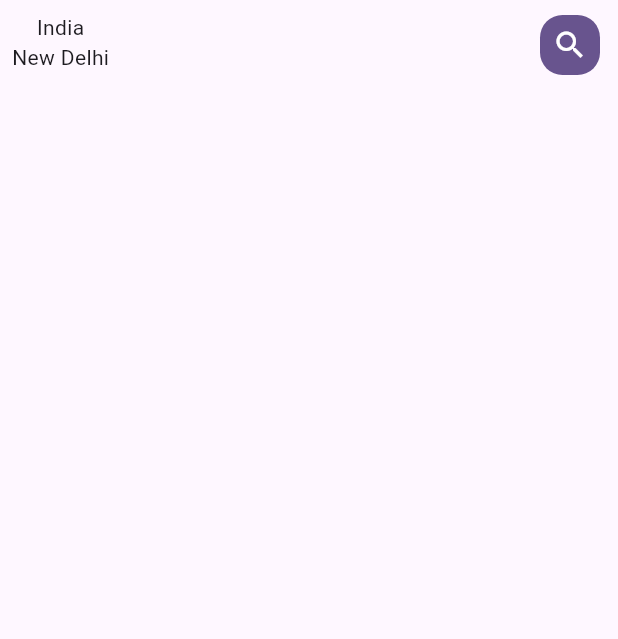
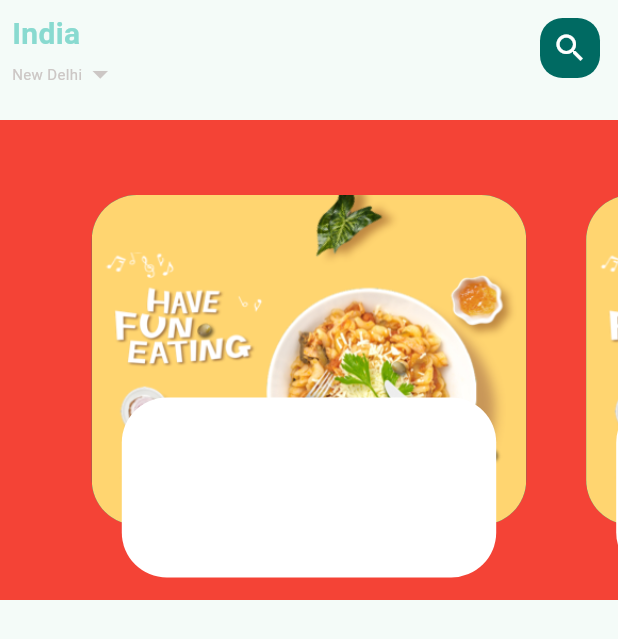
Before and after one commit to Tushar-chadha/food, a Flutter app: the screen it shows after launch, on a phone screen of 412 x 824 dp. Shown: the top 639 px of the screen. Run offline on Flutter 3.47's test engine with Material 2 defaults, Android fonts, the phone set to English and light mode, and no system bars.

Commit message:
added new files

```diff
--- /dev/null
+++ b/lib/home/foodPageBody.dart
@@ -0,0 +1,57 @@
+import 'package:flutter/cupertino.dart';
+import 'package:flutter/material.dart';
+
+// ignore: camel_case_types
+class foodPageBody extends StatefulWidget {
+  const foodPageBody({super.key});
+
+  @override
+  State<foodPageBody> createState() => _foodPageBodyState();
+}
+
+// ignore: camel_case_types
+class _foodPageBodyState extends State<foodPageBody> {
+  PageController pageCon = PageController(viewportFraction: 0.8);
+  @override
+  Widget build(BuildContext context) {
+    return Container(
+      color: Colors.red,
+      height: 320,
+      child: PageView.builder(
+        controller: pageCon,
+        itemCount: 5,
+        itemBuilder: (BuildContext context, int index) {
+          return _buildPageItem(index);
+        },
+      ),
+    );
+  }
+}
+
+Widget _buildPageItem(int index) {
+  return Stack(
+    alignment: Alignment.center,
+    children: [
+      Container(
+        height: 220,
+        margin: const EdgeInsets.only(left: 20, right: 20),
+        decoration: BoxDecoration(
+            image: const DecorationImage(
+              image: AssetImage("assets/image/food0.png"),
+              fit: BoxFit.cover,
+            ),
+            color: Colors.teal,
+            borderRadius: BorderRadius.circular(30)),
+      ),
+      Align(
+        alignment: Alignment.bottomCenter,
+        child: Container(
+          height: 120,
+          margin: const EdgeInsets.only(left: 40, right: 40, bottom: 15),
+          decoration: BoxDecoration(
+              color: Colors.white, borderRadius: BorderRadius.circular(30)),
+        ),
+      ),
+    ],
+  );
+}
--- /dev/null
+++ b/lib/home/homepage.dart
@@ -0,0 +1,66 @@
+import 'package:flutter/material.dart';
+import 'package:foody/home/foodPageBody.dart';
+import 'package:foody/utils/colors.dart';
+import 'package:foody/widgets/bigtext.dart';
+import 'package:foody/widgets/smallText.dart';
+
+class MyHomePage extends StatefulWidget {
+  @override
+  State<MyHomePage> createState() => _MyHomePageState();
+}
+
+class _MyHomePageState extends State<MyHomePage> {
+  @override
+  Widget build(BuildContext context) {
+    return Scaffold(
+      body: Column(
+        children: [
+          SizedBox(
+              height: 80,
+              child: Padding(
+                padding: const EdgeInsets.all(8.0),
+                child: Row(
+                  mainAxisAlignment: MainAxisAlignment.spaceBetween,
+                  crossAxisAlignment: CrossAxisAlignment.start,
+                  children: [
+                    const Column(
+                      crossAxisAlignment: CrossAxisAlignment.start,
+                      children: [
+                        BigText(
+                            fo: FontWeight.bold,
+                            text: 'India',
+                            size: 20,
+                            color: AppColors.mainColor),
+                        Center(
+                          child: Row(
+                            children: [
+                              smallText(
+                                text: "New Delhi",
+                                size: 10,
+                              ),
+                              Icon(
+                                Icons.arrow_drop_down_sharp,
+                                color: AppColors.textColor,
+                              ),
+                            ],
+                          ),
+                        )
+                      ],
+                    ),
+                    IconButton.filled(
+                        style: ButtonStyle(
+                            shape:
+                                MaterialStatePropertyAll(RoundedRectangleBorder(
+                          borderRadius: BorderRadius.circular(15),
+                        ))),
+                        onPressed: () {},
+                        icon: const Icon(Icons.search))
+                  ],
+                ),
+              )),
+          foodPageBody()
+        ],
+      ),
+    );
+  }
+}
--- a/lib/homepage.dart
+++ /dev/null
@@ -1,35 +0,0 @@
-import 'package:flutter/material.dart';
-
-class MyHomePage extends StatefulWidget {
-  @override
-  State<MyHomePage> createState() => _MyHomePageState();
-}
-
-class _MyHomePageState extends State<MyHomePage> {
-  @override
-  Widget build(BuildContext context) {
-    return Scaffold(
-      body: Container(
-          height: 60,
-          child: Padding(
-            padding: const EdgeInsets.all(8.0),
-            child: Row(
-              mainAxisAlignment: MainAxisAlignment.spaceBetween,
-              crossAxisAlignment: CrossAxisAlignment.center,
-              children: [
-                const Column(
-                  children: [Text("India"), Text("New Delhi")],
-                ),
-                IconButton.filled(
-                    style: ButtonStyle(
-                        shape: MaterialStatePropertyAll(RoundedRectangleBorder(
-                      borderRadius: BorderRadius.circular(15),
-                    ))),
-                    onPressed: () {},
-                    icon: const Icon(Icons.search))
-              ],
-            ),
-          )),
-    );
-  }
-}
--- a/lib/main.dart
+++ b/lib/main.dart
@@ -1,6 +1,7 @@
 import 'package:flutter/material.dart';
+import 'package:foody/utils/colors.dart';
 
-import 'homepage.dart';
+import 'home/homepage.dart';
 
 void main() {
   runApp(const MyApp());
@@ -31,7 +32,7 @@ class MyApp extends StatelessWidget {
           //
           // This works for code too, not just values: Most code changes can be
           // tested with just a hot reload.
-          colorScheme: ColorScheme.fromSeed(seedColor: Colors.deepPurple),
+          colorScheme: ColorScheme.fromSeed(seedColor: AppColors.mainColor),
           useMaterial3: true,
         ),
         home: MyHomePage());
--- /dev/null
+++ b/lib/utils/colors.dart
@@ -0,0 +1,16 @@
+import 'dart:ui';
+
+class AppColors {
+  static const Color textColor = Color(0xFFccc7c5);
+  static const Color mainColor = Color(0xFF89dad0);
+  //static final Color mainColor = const Color(0xFFfa7552);
+  static const Color iconColor1 = Color(0xFFffd28d);
+  static const Color iconColor2 = Color(0xFFfcab88);
+  static const Color paraColor = Color(0xFF8f837f);
+  static const Color buttonBackgroundColor = Color(0xFFf7f6f4);
+  static const Color signColor = Color(0xFFa9a29f);
+  static const Color titleColor = Color(0xFF5c524f);
+  static const Color mainBlackColor = Color(0xFF332d2b);
+  //static final Color yellowColor = const Color(0xFFfa7552);
+  static const Color yellowColor = Color(0xFFffd379);
+}
--- /dev/null
+++ b/lib/widgets/bigtext.dart
@@ -0,0 +1,30 @@
+import 'package:flutter/cupertino.dart';
+import 'package:foody/utils/colors.dart';
+
+class BigText extends StatelessWidget {
+  final String text;
+  final double size;
+  final TextOverflow to;
+  final Color? color;
+  final FontWeight fo;
+
+  const BigText(
+      {super.key,
+      required this.text,
+      this.size = 20,
+      this.to = TextOverflow.ellipsis,
+      this.color = AppColors.mainBlackColor,
+      this.fo = FontWeight.normal});
+  @override
+  Widget build(BuildContext context) {
+    // TODO: implement build
+    return Text(text,
+        maxLines: 1,
+        style: TextStyle(
+            fontFamily: 'Roboto',
+            fontSize: size,
+            color: color,
+            overflow: to,
+            fontWeight: fo));
+  }
+}
--- /dev/null
+++ b/lib/widgets/smallText.dart
@@ -0,0 +1,29 @@
+import 'package:flutter/cupertino.dart';
+import 'package:foody/utils/colors.dart';
+
+class smallText extends StatelessWidget {
+  final String text;
+  final double size;
+  final TextOverflow to;
+  final Color? color;
+  final FontWeight fo;
+
+  const smallText(
+      {super.key,
+      required this.text,
+      this.size = 12,
+      this.to = TextOverflow.ellipsis,
+      this.color = AppColors.textColor,
+      this.fo = FontWeight.w400});
+  @override
+  Widget build(BuildContext context) {
+    // TODO: implement build
+    return Text(text,
+        style: TextStyle(
+            fontFamily: 'Roboto',
+            fontSize: size,
+            color: color,
+            overflow: to,
+            fontWeight: fo));
+  }
+}
```
